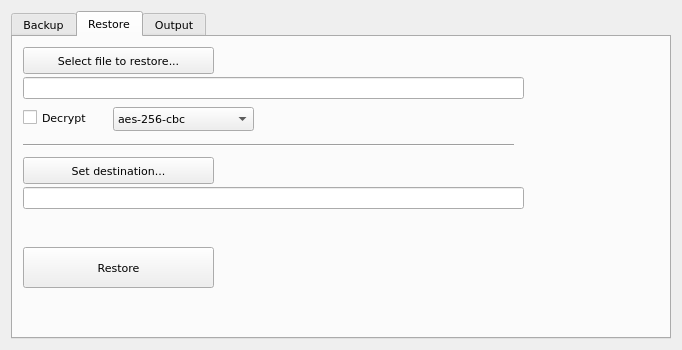
Old version of the form tar-backup/tar_backup.ui in the repository marazmista/tar-backup.
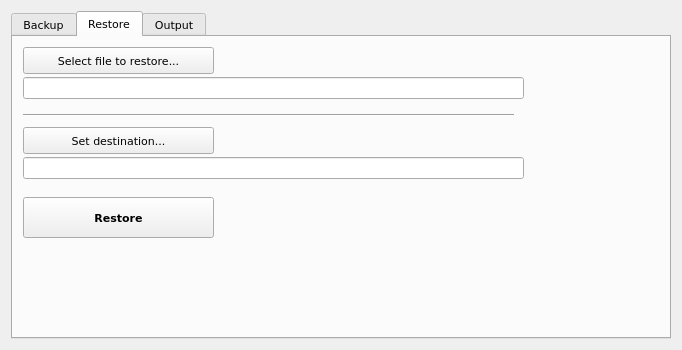
New version of the form. The open tabs and pages were chosen to show the change.

The edit to the form file:
```diff
--- a/tar-backup/tar_backup.ui
+++ b/tar-backup/tar_backup.ui
@@ -15,7 +15,7 @@
   </property>
   <widget class="QWidget" name="centralWidget">
    <layout class="QGridLayout" name="gridLayout">
-    <item row="1" column="0">
+    <item row="0" column="0">
      <widget class="QTabWidget" name="tabWidget">
       <property name="font">
        <font>
@@ -190,7 +190,7 @@
         <property name="geometry">
          <rect>
           <x>10</x>
-          <y>120</y>
+          <y>90</y>
           <width>191</width>
           <height>27</height>
          </rect>
@@ -203,7 +203,7 @@
         <property name="geometry">
          <rect>
           <x>10</x>
-          <y>150</y>
+          <y>120</y>
           <width>501</width>
           <height>22</height>
          </rect>
@@ -221,38 +221,26 @@
         <property name="geometry">
          <rect>
           <x>10</x>
-          <y>210</y>
+          <y>160</y>
           <width>191</width>
           <height>41</height>
          </rect>
         </property>
+        <property name="font">
+         <font>
+          <weight>75</weight>
+          <bold>true</bold>
+         </font>
+        </property>
         <property name="text">
          <string>Restore</string>
         </property>
        </widget>
-       <widget class="QCheckBox" name="cb_enc">
-        <property name="geometry">
-         <rect>
-          <x>10</x>
-          <y>70</y>
-          <width>78</width>
-          <height>21</height>
-         </rect>
-        </property>
-        <property name="font">
-         <font>
-          <pointsize>8</pointsize>
-         </font>
-        </property>
-        <property name="text">
-         <string>Decrypt</string>
-        </property>
-       </widget>
        <widget class="Line" name="line">
         <property name="geometry">
          <rect>
           <x>10</x>
-          <y>100</y>
+          <y>70</y>
           <width>491</width>
           <height>16</height>
          </rect>
@@ -261,41 +249,6 @@
          <enum>Qt::Horizontal</enum>
         </property>
        </widget>
-       <widget class="QComboBox" name="list_enc">
-        <property name="geometry">
-         <rect>
-          <x>100</x>
-          <y>70</y>
-          <width>141</width>
-          <height>24</height>
-         </rect>
-        </property>
-        <property name="font">
-         <font>
-          <pointsize>8</pointsize>
-         </font>
-        </property>
-        <item>
-         <property name="text">
-          <string>aes-256-cbc</string>
-         </property>
-        </item>
-        <item>
-         <property name="text">
-          <string>rc4</string>
-         </property>
-        </item>
-        <item>
-         <property name="text">
-          <string>des</string>
-         </property>
-        </item>
-        <item>
-         <property name="text">
-          <string>des3</string>
-         </property>
-        </item>
-       </widget>
       </widget>
       <widget class="QWidget" name="outputTab">
        <attribute name="title">
```
Left out of the diff: 9 changed lines with no effect on the pictures.
